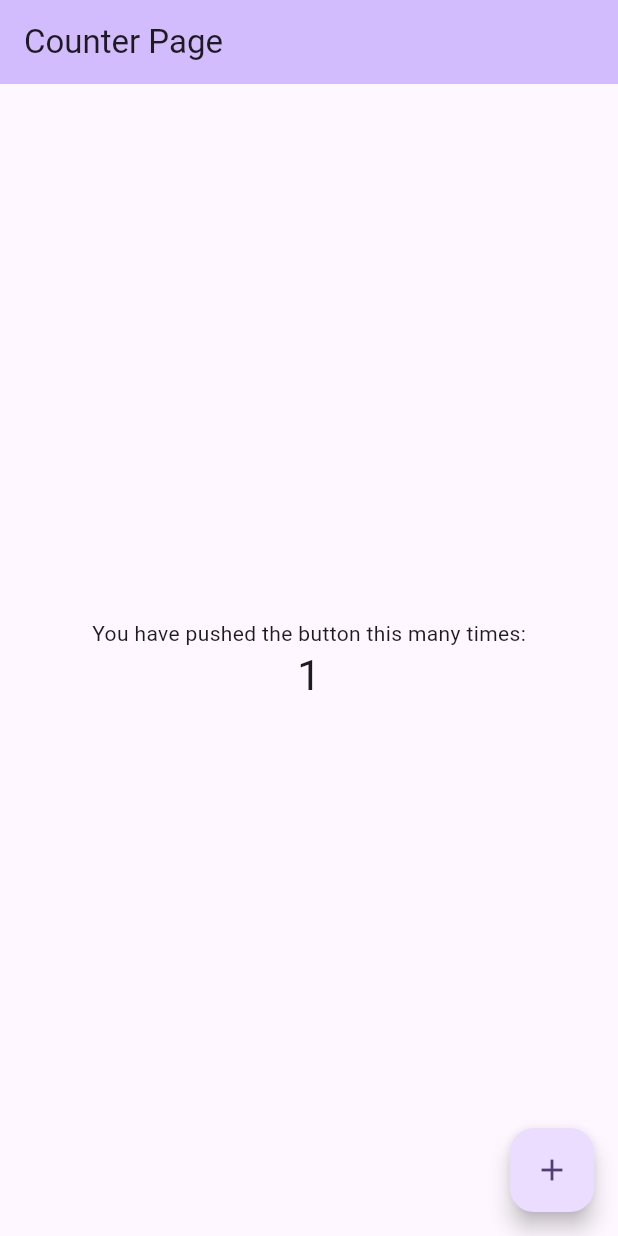
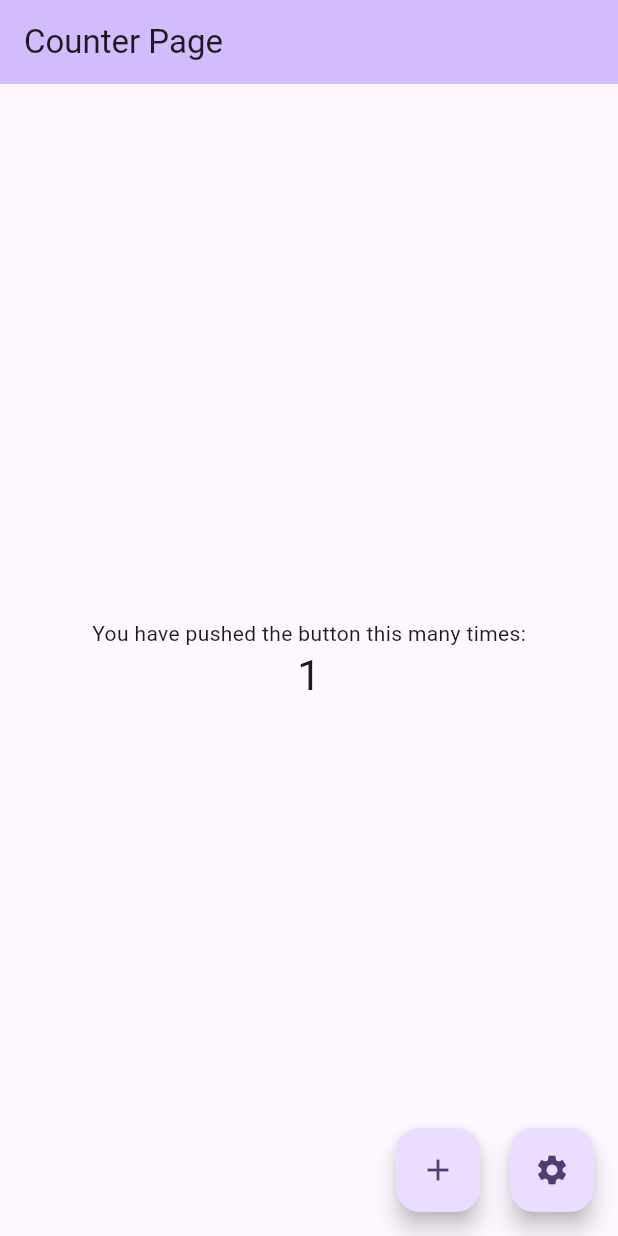
Before and after one commit to uluibrahim/new_architecture, a Flutter app: the screen it shows after launch, after a tap on the "add" icon, on a phone screen of 412 x 824 dp. Run offline on Flutter 3.47's test engine with Material 3 defaults, Android fonts, the phone set to English and light mode, and no system bars; our stand-ins replace equatable, get_it, injectable; generated files the repository leaves out were written again.

```diff
--- a/lib/app.dart
+++ b/lib/app.dart
@@ -1,6 +1,10 @@
 import 'package:flutter/material.dart';
+import 'package:provider/provider.dart';
 import 'features/counter/counter_view.dart';
+import 'product/models/app_model.dart';
 import 'product/providers/global_provider.dart';
+import 'package:flutter_localizations/flutter_localizations.dart';
+import 'package:flutter_gen/gen_l10n/app_localizations.dart';
 
 class App extends StatelessWidget {
   const App({super.key});
@@ -8,13 +12,25 @@ class App extends StatelessWidget {
   @override
   Widget build(BuildContext context) {
     return GlobalProvider(
-      child: MaterialApp(
+      child: Consumer<AppModel>(
+        builder: (_, appModel, __) {
+          return MaterialApp(
+            localizationsDelegates: const [
+              AppLocalizations.delegate,
+              GlobalMaterialLocalizations.delegate,
+              GlobalWidgetsLocalizations.delegate,
+              GlobalCupertinoLocalizations.delegate,
+            ],
+            supportedLocales: AppLocalizations.supportedLocales,
+            locale: appModel.currentLanguage,
             title: 'Flutter Architecture',
             theme: ThemeData(
               colorScheme: ColorScheme.fromSeed(seedColor: Colors.deepPurple),
               useMaterial3: true,
             ),
             home: const CounterScreen(),
+          );
+        },
       ),
     );
   }
--- /dev/null
+++ b/lib/core/extensions/context_extension.dart
@@ -0,0 +1,6 @@
+import 'package:flutter/material.dart';
+import 'package:flutter_gen/gen_l10n/app_localizations.dart';
+
+extension LocaleExtension on BuildContext {
+  AppLocalizations get locale => AppLocalizations.of(this)!;
+}
--- a/lib/features/counter/counter_view.dart
+++ b/lib/features/counter/counter_view.dart
@@ -1,4 +1,5 @@
 import 'package:flutter/material.dart';
+import 'package:new_architecture/core/extensions/context_extension.dart';
 import 'package:provider/provider.dart';
 
 import '../../core/screen/screen.dart';
@@ -22,7 +23,7 @@ class CounterScreenState
     return Scaffold(
       appBar: _appBar,
       body: _body,
-      floatingActionButton: _incrementCounterButton,
+      floatingActionButton: _floatingButtons,
     );
   }
 }
--- a/lib/features/counter/counter_view_mixin.dart
+++ b/lib/features/counter/counter_view_mixin.dart
@@ -3,28 +3,44 @@ part of 'counter_view.dart';
 // Write here view's widgets and functions
 mixin CounterViewMixin
     on ScreenState<CounterScreen, CounterViewModel, CounterData> {
-  final String _title = "Counter Page";
-  final String _content = "You have pushed the button this many times:";
-
   PreferredSizeWidget get _appBar => AppBar(
         backgroundColor: Theme.of(context).colorScheme.inversePrimary,
-        title: Text(_title),
+        title: Text(context.locale.counterPage),
       );
 
   Widget get _body => Center(
         child: Column(
           mainAxisAlignment: MainAxisAlignment.center,
           children: <Widget>[
-            Text(_content),
+            Text(context.locale.counterContent),
             _counterText,
           ],
         ),
       );
 
   get _incrementCounterButton => FloatingActionButton(
+        heroTag: "Increment",
         onPressed: viewModel.incrementCounter,
         tooltip: 'Increment',
         child: const Icon(Icons.add),
+      );
+
+  get _settingsButton => FloatingActionButton(
+        heroTag: "settings",
+        onPressed: () {
+          viewModel.goToSettingsPage(context);
+        },
+        tooltip: 'settings',
+        child: const Icon(Icons.settings),
+      );
+
+  get _floatingButtons => Row(
+        mainAxisAlignment: MainAxisAlignment.end,
+        children: [
+          _incrementCounterButton,
+          const SizedBox(width: 20),
+          _settingsButton,
+        ],
       );
 
   Selector<CounterData, int> get _counterText {
--- /dev/null
+++ b/lib/features/settings/settings_view.dart
@@ -0,0 +1,30 @@
+import 'package:flutter/material.dart';
+import 'package:new_architecture/core/extensions/context_extension.dart';
+import 'package:new_architecture/product/enum/languages.dart';
+import 'package:new_architecture/product/models/app_model.dart';
+import 'package:provider/provider.dart';
+
+import '../../core/screen/screen.dart';
+import 'settings_data.dart';
+import 'settings_view_model.dart';
+
+part 'settings_view_mixin.dart';
+
+class SettingsScreen extends Screen {
+  const SettingsScreen({super.key});
+
+  @override
+  SettingsScreenState createState() => SettingsScreenState();
+}
+
+class SettingsScreenState
+    extends ScreenState<SettingsScreen, SettingsViewModel, SettingsData>
+    with SettingsViewMixin {
+  @override
+  Widget buildScreen(BuildContext context) {
+    return Scaffold(
+      appBar: _appBar,
+      body: _body,
+    );
+  }
+}
--- /dev/null
+++ b/lib/l10n/app_en.arb
@@ -0,0 +1,5 @@
+{
+  "counterContent": "You have pushed the button this many times:",
+  "counterPage": "Counter Page",
+  "settings": "Settings"
+}
--- /dev/null
+++ b/lib/l10n/app_tr.arb
@@ -0,0 +1,5 @@
+{
+  "counterContent": "Bu düğmeye defalarca bastın:",
+  "counterPage": "Sayaç",
+  "settings": "Ayarlar"
+}
--- /dev/null
+++ b/lib/product/enum/languages.dart
@@ -0,0 +1,7 @@
+enum Languages {
+  en('English'),
+  tr('Türkçe');
+
+  final String title;
+  const Languages(this.title);
+}
--- /dev/null
+++ b/lib/product/models/app_model.dart
@@ -0,0 +1,15 @@
+import 'package:equatable/equatable.dart';
+import 'package:flutter/material.dart';
+
+final class AppModel extends Equatable {
+  final Locale? currentLanguage;
+
+  const AppModel({
+    this.currentLanguage,
+  });
+
+  @override
+  List<Object?> get props => [
+        currentLanguage,
+      ];
+}
--- /dev/null
+++ b/lib/product/providers/app_provider.dart
@@ -0,0 +1,63 @@
+import 'package:flutter/foundation.dart';
+import 'package:flutter/material.dart';
+import 'package:injectable/injectable.dart';
+
+import '../enum/languages.dart';
+
+import '../models/app_model.dart';
+import '../utils/language_helper.dart';
+
+abstract class IAppProvider implements ValueListenable<AppModel?> {
+  Future<void> changeLanguage(Languages locale);
+
+  void init();
+}
+
+@Singleton(as: IAppProvider)
+class AppProvider with LanguageHelper implements IAppProvider {
+  AppProvider() : _stateDataNotifier = ValueNotifier(const AppModel());
+
+  final ValueNotifier<AppModel?> _stateDataNotifier;
+
+  @override
+  void init() {
+    _stateDataNotifier.value = AppModel(
+      currentLanguage: _getCurrentLanguage,
+    );
+  }
+
+  @override
+  AppModel? get value => _stateDataNotifier.value;
+
+  Locale get _getCurrentLanguage {
+    String? languageValue = "en";
+
+    /// TODO: Will get from shared
+    return getLocale(languageValue);
+  }
+
+  @override
+  Future<void> changeLanguage(Languages value) async {
+    Locale locale = getLocale(value.name);
+    _stateDataNotifier.value = AppModel(
+      currentLanguage: locale,
+    );
+
+    ///TODO: Will set to shared languageCode
+  }
+
+  @override
+  void addListener(VoidCallback listener) {
+    _stateDataNotifier.addListener(listener);
+  }
+
+  @override
+  void removeListener(VoidCallback listener) {
+    _stateDataNotifier.removeListener(listener);
+  }
+
+  @mustCallSuper
+  void dispose() {
+    _stateDataNotifier.dispose();
+  }
+}
--- a/lib/product/providers/global_provider.dart
+++ b/lib/product/providers/global_provider.dart
@@ -3,6 +3,7 @@ import 'package:provider/provider.dart';
 
 import '../../core/view_model/view_model_factory.dart';
 import '../../inject/dependency_injection.dart';
+import 'app_provider.dart';
 
 class GlobalProvider extends StatefulWidget {
   const GlobalProvider({
@@ -18,12 +19,24 @@ class GlobalProvider extends StatefulWidget {
 
 class _GlobalProviderState extends State<GlobalProvider> {
   @override
+  void initState() {
+    _setLocale();
+    super.initState();
+  }
+
+  @override
   Widget build(BuildContext context) {
     return MultiProvider(
       providers: [
         Provider.value(value: getIt.get<ViewModelFactory>()),
+        ValueListenableProvider.value(value: getIt.get<IAppProvider>()),
       ],
       child: widget.child,
     );
   }
+
+  void _setLocale() {
+    final IAppProvider localeProvider = getIt.get<IAppProvider>();
+    localeProvider.init();
+  }
 }
--- /dev/null
+++ b/lib/product/utils/language_helper.dart
@@ -0,0 +1,13 @@
+import 'package:flutter/material.dart';
+
+mixin LanguageHelper {
+  Locale getLocale(String? locale) {
+    if (locale == 'tr') {
+      return const Locale.fromSubtags(
+          languageCode: 'tr', countryCode: 'TR', scriptCode: 'Türkçe');
+    } else {
+      return const Locale.fromSubtags(
+          languageCode: 'en', countryCode: 'US', scriptCode: 'English');
+    }
+  }
+}
--- a/pubspec.yaml
+++ b/pubspec.yaml
@@ -25,6 +25,10 @@ dependencies:
   # UTILS
   equatable: ^2.0.5
 
+  # LOCALIZATION
+  flutter_localizations:
+    sdk: flutter
+
   cupertino_icons: ^1.0.8
 
 dev_dependencies:
@@ -39,7 +43,7 @@ dev_dependencies:
 flutter:
 
   uses-material-design: true
-
+  generate: true
   # To add assets to your application, add an assets section, like this:
   # assets:
   #   - images/a_dot_burr.jpeg
```
Also changed, not shown: lib/features/counter/counter_view_model.dart (+11 -0 lines), lib/features/settings/settings_data.dart (added, +14 -0 lines), lib/features/settings/settings_view_mixin.dart (added, +42 -0 lines), lib/features/settings/settings_view_model.dart (added, +29 -0 lines), lib/inject/dependency_injection.config.dart, pubspec.lock. Lines whose indentation alone changed are shown as unchanged.
